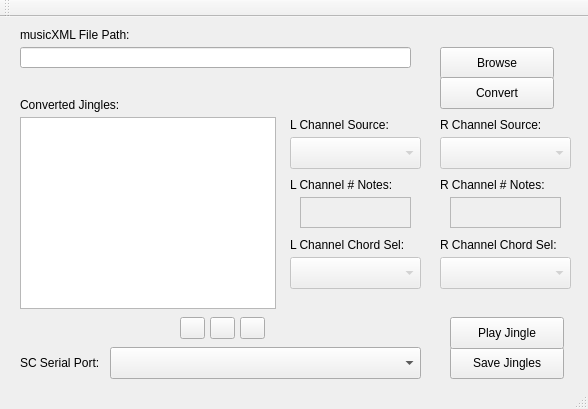
Before: the Qt Designer form Jingle/SCJingleConverter/mainwindow.ui in greggersaurus/OpenSteamController, drawn with Qt 5.
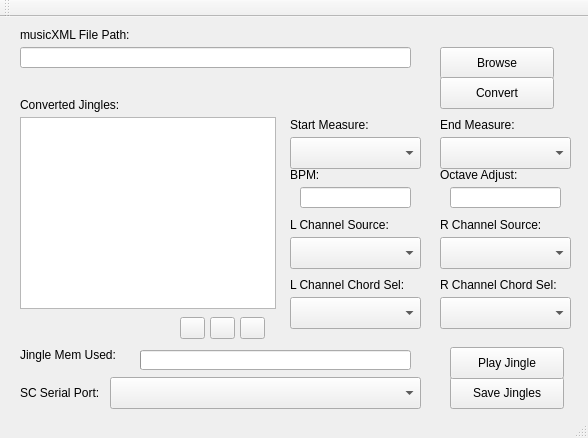
After: the same form once the commit is applied.

What changed in the file:
```diff
--- a/Jingle/SCJingleConverter/mainwindow.ui
+++ b/Jingle/SCJingleConverter/mainwindow.ui
@@ -7,7 +7,7 @@
     <x>0</x>
     <y>0</y>
     <width>588</width>
-    <height>409</height>
+    <height>438</height>
    </rect>
   </property>
   <property name="windowTitle">
@@ -70,7 +70,7 @@
     <property name="geometry">
      <rect>
       <x>290</x>
-      <y>100</y>
+      <y>200</y>
       <width>151</width>
       <height>16</height>
      </rect>
@@ -83,20 +83,7 @@
     <property name="geometry">
      <rect>
       <x>290</x>
-      <y>160</y>
-      <width>151</width>
-      <height>16</height>
-     </rect>
-    </property>
-    <property name="text">
-     <string>L Channel # Notes:</string>
-    </property>
-   </widget>
-   <widget class="QLabel" name="label_7">
-    <property name="geometry">
-     <rect>
-      <x>290</x>
-      <y>220</y>
+      <y>260</y>
       <width>151</width>
       <height>16</height>
      </rect>
@@ -109,7 +96,7 @@
     <property name="geometry">
      <rect>
       <x>20</x>
-      <y>330</y>
+      <y>360</y>
       <width>121</width>
       <height>31</height>
      </rect>
@@ -122,7 +109,7 @@
     <property name="geometry">
      <rect>
       <x>110</x>
-      <y>330</y>
+      <y>360</y>
       <width>311</width>
       <height>32</height>
      </rect>
@@ -135,7 +122,7 @@
     <property name="geometry">
      <rect>
       <x>450</x>
-      <y>330</y>
+      <y>360</y>
       <width>114</width>
       <height>32</height>
      </rect>
@@ -146,12 +133,12 @@
    </widget>
    <widget class="QComboBox" name="comboBox_2">
     <property name="enabled">
-     <bool>false</bool>
+     <bool>true</bool>
     </property>
     <property name="geometry">
      <rect>
       <x>290</x>
-      <y>120</y>
+      <y>220</y>
       <width>131</width>
       <height>32</height>
      </rect>
@@ -159,38 +146,25 @@
    </widget>
    <widget class="QComboBox" name="comboBox_3">
     <property name="enabled">
-     <bool>false</bool>
+     <bool>true</bool>
     </property>
     <property name="geometry">
      <rect>
       <x>290</x>
-      <y>240</y>
+      <y>280</y>
       <width>131</width>
       <height>32</height>
      </rect>
     </property>
    </widget>
-   <widget class="QTextEdit" name="musicXmlPathTextEdit_2">
+   <widget class="QComboBox" name="chanSourceRightComboBox">
     <property name="enabled">
-     <bool>false</bool>
+     <bool>true</bool>
     </property>
     <property name="geometry">
      <rect>
-      <x>300</x>
-      <y>180</y>
-      <width>111</width>
-      <height>31</height>
-     </rect>
-    </property>
-   </widget>
-   <widget class="QComboBox" name="comboBox_4">
-    <property name="enabled">
-     <bool>false</bool>
-    </property>
-    <property name="geometry">
-     <rect>
       <x>440</x>
-      <y>120</y>
+      <y>220</y>
       <width>131</width>
       <height>32</height>
      </rect>
@@ -200,7 +174,7 @@
     <property name="geometry">
      <rect>
       <x>440</x>
-      <y>100</y>
+      <y>200</y>
       <width>151</width>
       <height>16</height>
      </rect>
@@ -211,12 +185,12 @@
    </widget>
    <widget class="QComboBox" name="comboBox_5">
     <property name="enabled">
-     <bool>false</bool>
+     <bool>true</bool>
     </property>
     <property name="geometry">
      <rect>
       <x>440</x>
-      <y>240</y>
+      <y>280</y>
       <width>131</width>
       <height>32</height>
      </rect>
@@ -226,33 +200,7 @@
     <property name="geometry">
      <rect>
       <x>440</x>
-      <y>160</y>
-      <width>151</width>
-      <height>16</height>
-     </rect>
-    </property>
-    <property name="text">
-     <string>R Channel # Notes:</string>
-    </property>
-   </widget>
-   <widget class="QTextEdit" name="musicXmlPathTextEdit_3">
-    <property name="enabled">
-     <bool>false</bool>
-    </property>
-    <property name="geometry">
-     <rect>
-      <x>450</x>
-      <y>180</y>
-      <width>111</width>
-      <height>31</height>
-     </rect>
-    </property>
-   </widget>
-   <widget class="QLabel" name="label_8">
-    <property name="geometry">
-     <rect>
-      <x>440</x>
-      <y>220</y>
+      <y>260</y>
       <width>151</width>
       <height>16</height>
      </rect>
@@ -268,7 +216,7 @@
     <property name="geometry">
      <rect>
       <x>450</x>
-      <y>300</y>
+      <y>330</y>
       <width>114</width>
       <height>32</height>
      </rect>
@@ -334,6 +282,142 @@
       <width>256</width>
       <height>192</height>
      </rect>
+    </property>
+    <property name="whatsThis">
+     <string extracomment="beep beep"/>
+    </property>
+   </widget>
+   <widget class="QComboBox" name="startMeasComboBox">
+    <property name="enabled">
+     <bool>true</bool>
+    </property>
+    <property name="geometry">
+     <rect>
+      <x>290</x>
+      <y>120</y>
+      <width>131</width>
+      <height>32</height>
+     </rect>
+    </property>
+   </widget>
+   <widget class="QComboBox" name="endMeasComboBox">
+    <property name="enabled">
+     <bool>true</bool>
+    </property>
+    <property name="geometry">
+     <rect>
+      <x>440</x>
+      <y>120</y>
+      <width>131</width>
+      <height>32</height>
+     </rect>
+    </property>
+   </widget>
+   <widget class="QLabel" name="startMeasLabel">
+    <property name="geometry">
+     <rect>
+      <x>290</x>
+      <y>100</y>
+      <width>151</width>
+      <height>16</height>
+     </rect>
+    </property>
+    <property name="text">
+     <string>Start Measure:</string>
+    </property>
+   </widget>
+   <widget class="QLabel" name="endMeasLabel">
+    <property name="geometry">
+     <rect>
+      <x>440</x>
+      <y>100</y>
+      <width>151</width>
+      <height>16</height>
+     </rect>
+    </property>
+    <property name="text">
+     <string>End Measure:</string>
+    </property>
+   </widget>
+   <widget class="QLabel" name="octaveAdjustLabel">
+    <property name="geometry">
+     <rect>
+      <x>440</x>
+      <y>150</y>
+      <width>151</width>
+      <height>16</height>
+     </rect>
+    </property>
+    <property name="text">
+     <string>Octave Adjust:</string>
+    </property>
+   </widget>
+   <widget class="QLabel" name="bpmLabel">
+    <property name="geometry">
+     <rect>
+      <x>290</x>
+      <y>150</y>
+      <width>151</width>
+      <height>16</height>
+     </rect>
+    </property>
+    <property name="text">
+     <string>BPM:</string>
+    </property>
+   </widget>
+   <widget class="QLineEdit" name="bpmLineEdit">
+    <property name="geometry">
+     <rect>
+      <x>300</x>
+      <y>170</y>
+      <width>111</width>
+      <height>21</height>
+     </rect>
+    </property>
+   </widget>
+   <widget class="QLineEdit" name="octaveAdjustLineEdit">
+    <property name="geometry">
+     <rect>
+      <x>450</x>
+      <y>170</y>
+      <width>111</width>
+      <height>21</height>
+     </rect>
+    </property>
+   </widget>
+   <widget class="QProgressBar" name="progressBar">
+    <property name="geometry">
+     <rect>
+      <x>140</x>
+      <y>333</y>
+      <width>271</width>
+      <height>20</height>
+     </rect>
+    </property>
+    <property name="value">
+     <number>0</number>
+    </property>
+    <property name="textVisible">
+     <bool>false</bool>
+    </property>
+    <property name="orientation">
+     <enum>Qt::Horizontal</enum>
+    </property>
+    <property name="invertedAppearance">
+     <bool>false</bool>
+    </property>
+   </widget>
+   <widget class="QLabel" name="memUsageLabel">
+    <property name="geometry">
+     <rect>
+      <x>20</x>
+      <y>330</y>
+      <width>151</width>
+      <height>16</height>
+     </rect>
+    </property>
+    <property name="text">
+     <string>Jingle Mem Used:</string>
     </property>
    </widget>
   </widget>
```
Left out of the diff: 20 changed lines with no effect on the pictures.
